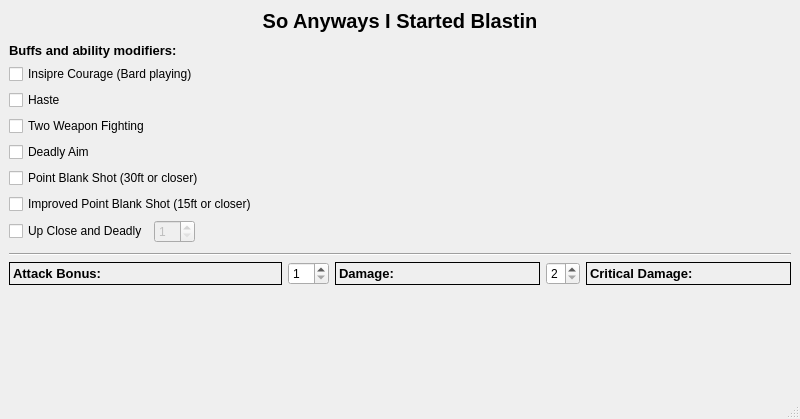
Above: main_window.ui from asarinn/so_anyways_i_started_blastin before the change. Below: the same form after it.
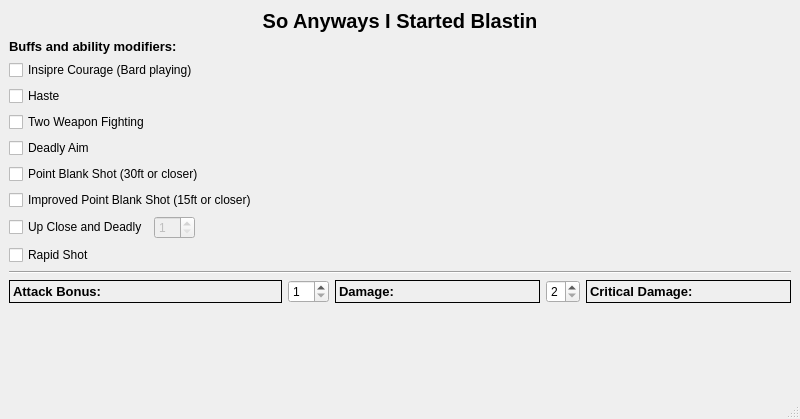
That is the form after the change.

Commit message: Add rapid shot, update for level 11

```diff
--- a/main_window.ui
+++ b/main_window.ui
@@ -37,20 +37,8 @@
       </item>
       <item>
        <layout class="QHBoxLayout" name="horizontalLayout_3" stretch="1,1">
-        <property name="topMargin">
-         <number>2</number>
-        </property>
-        <property name="bottomMargin">
-         <number>2</number>
-        </property>
         <item>
          <layout class="QVBoxLayout" name="verticalLayout_4">
-          <property name="topMargin">
-           <number>2</number>
-          </property>
-          <property name="bottomMargin">
-           <number>2</number>
-          </property>
           <item>
            <widget class="QLabel" name="label_2">
             <property name="font">
@@ -145,6 +133,13 @@
             </item>
            </layout>
           </item>
+          <item>
+           <widget class="QCheckBox" name="rapid_shot_check_box">
+            <property name="text">
+             <string>Rapid Shot</string>
+            </property>
+           </widget>
+          </item>
          </layout>
         </item>
         <item>
```
Left out of the diff: 2 changed lines with no effect on the pictures. The commit also changes 3 other files.
